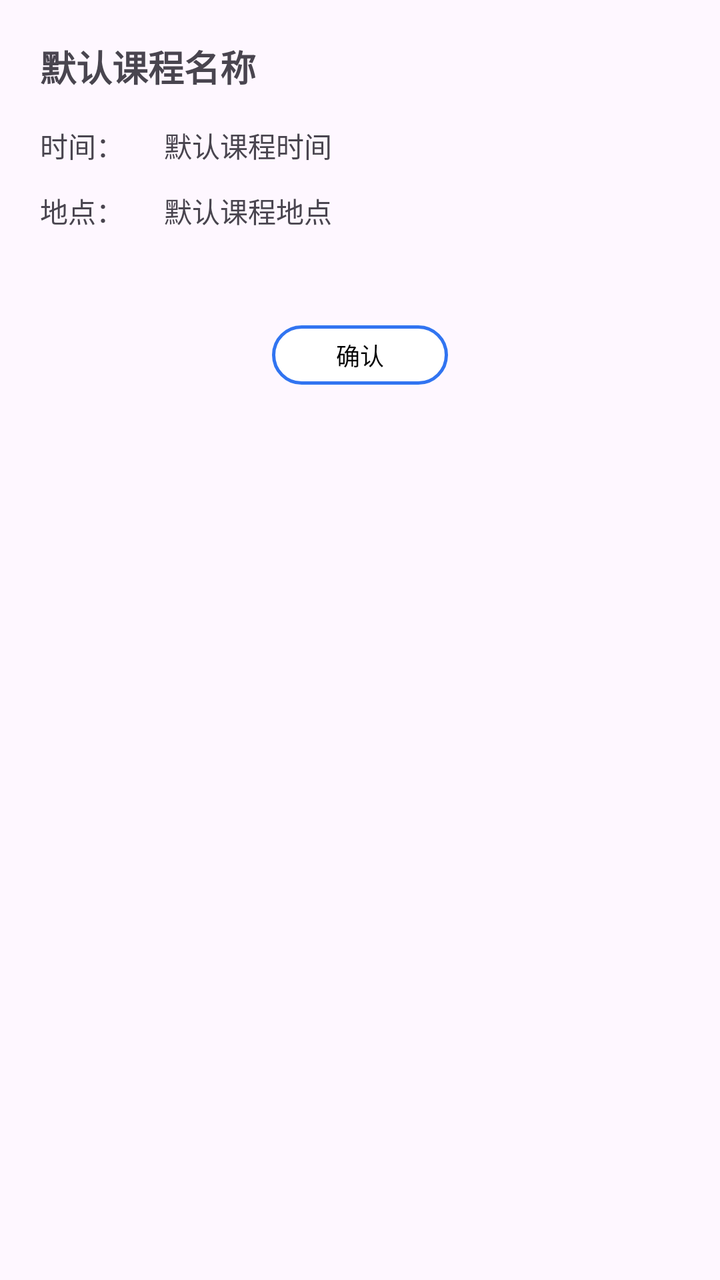
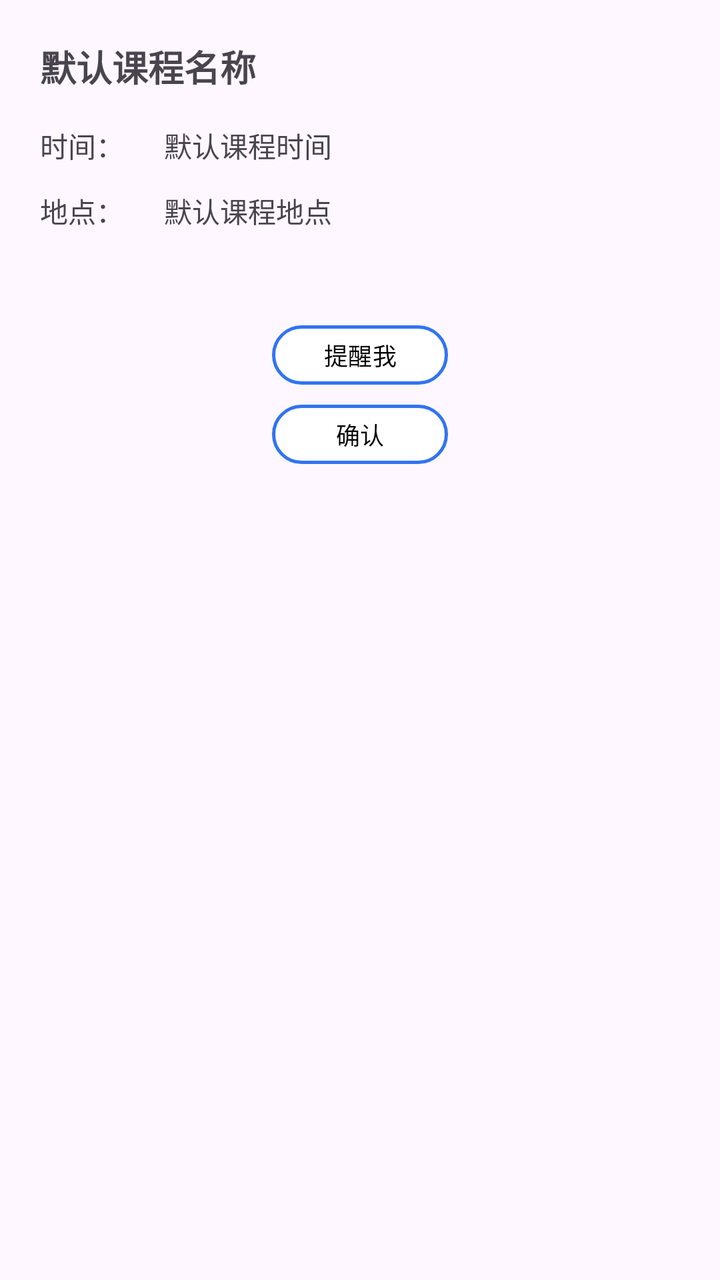

Two renders of the same Android screen: before a commit and after it. Below are the layout's source before the change and the commit's diff.
<!-- AndroidManifest.xml: application theme Theme.ClassSchedule -->
<!-- res/layout/dialog_lesson_info.xml -->
<?xml version="1.0" encoding="utf-8"?>
<LinearLayout xmlns:android="http://schemas.android.com/apk/res/android"
              xmlns:app="http://schemas.android.com/apk/res-auto"
              android:layout_width="match_parent" android:layout_height="wrap_content"
              android:orientation="vertical"
              android:padding="20dp">
    <TextView
            android:layout_width="wrap_content"
            android:layout_height="wrap_content"
            android:id="@+id/tv_lesson_name"
            android:text="@string/default_lesson_name"
            android:textSize="18sp"
            android:textStyle="bold"
            android:layout_marginBottom="16dp"/>
    <LinearLayout android:layout_width="match_parent" android:layout_height="wrap_content"
                  android:orientation="horizontal"
                  android:layout_marginBottom="12dp">
        <TextView android:layout_width="wrap_content" android:layout_height="wrap_content"
                  android:text="@string/time"
                  android:layout_marginEnd="20dp"/>
        <TextView android:layout_width="wrap_content" android:layout_height="wrap_content"
                  android:id="@+id/tv_lesson_time"
                  android:text="@string/default_lesson_time"/>
    </LinearLayout>
    <LinearLayout android:layout_width="match_parent" android:layout_height="wrap_content"
                  android:orientation="horizontal"
                  android:layout_marginBottom="12dp">
        <TextView android:layout_width="wrap_content" android:layout_height="wrap_content"
                  android:text="@string/location"
                  android:layout_marginEnd="20dp"/>
        <TextView android:layout_width="wrap_content" android:layout_height="wrap_content"
                  android:id="@+id/tv_lesson_location"
                  android:text="@string/default_lesson_location"/>
    </LinearLayout>
    <TextView android:layout_width="wrap_content" android:layout_height="30dp"
              android:text=""/>
    <com.google.android.material.button.MaterialButton
            android:id="@+id/btn_close"
            style="@style/Widget.Material3.Button.OutlinedButton"
            android:layout_width="wrap_content"
            android:layout_height="wrap_content"
            android:layout_gravity="center"
            android:text="@string/confirm"
            android:textSize="12sp"
            android:textColor="@color/black"
            android:paddingHorizontal="10dp"
            android:minHeight="30dp"
            android:insetTop="5dp"
            android:insetBottom="0dp"
            app:cornerRadius="20dp"
            app:strokeColor="@color/main_theme"
            app:strokeWidth="1.5dp"
            app:backgroundTint="@color/white"
            app:iconTint="@color/main_theme"
            app:rippleColor="#20000000"/>
</LinearLayout>
<!-- resources referenced by this layout -->
<resources>
  <color name="black">#FF000000</color>
  <color name="main_theme">#3174F1</color>
  <color name="white">#FFFFFFFF</color>
  <string name="confirm">确认</string>
  <string name="default_lesson_location">默认课程地点</string>
  <string name="default_lesson_name">默认课程名称</string>
  <string name="default_lesson_time">默认课程时间</string>
  <string name="location">地点：</string>
  <string name="time">时间：</string>
  <style name="Theme.ClassSchedule" parent="Theme.Material3.DayNight.NoActionBar">
          
          <item name="colorPrimary">@color/purple_500</item>
          <item name="colorPrimaryVariant">@color/purple_700</item>
          <item name="colorOnPrimary">@color/white</item>
          
          <item name="colorSecondary">@color/teal_200</item>
          <item name="colorSecondaryVariant">@color/teal_700</item>
          <item name="colorOnSecondary">@color/black</item>
          
          <item name="android:statusBarColor">?attr/colorPrimaryVariant</item>
          
      </style>
  <color name="purple_500">#FF6200EE</color>
  <color name="purple_700">#FF3700B3</color>
  <color name="teal_200">#FF03DAC5</color>
  <color name="teal_700">#FF018786</color>
</resources>

<!-- the commit's change to res/layout/dialog_lesson_info.xml (unified diff, before → after) -->
@@ -35,6 +35,26 @@
     <TextView android:layout_width="wrap_content" android:layout_height="30dp"
               android:text=""/>
     <com.google.android.material.button.MaterialButton
+            android:id="@+id/btn_remind_me"
+            style="@style/Widget.Material3.Button.OutlinedButton"
+            android:layout_width="wrap_content"
+            android:layout_height="wrap_content"
+            android:layout_gravity="center"
+            android:text="@string/remind_me"
+            android:textSize="12sp"
+            android:textColor="@color/black"
+            android:layout_marginBottom="5dp"
+            android:paddingHorizontal="10dp"
+            android:minHeight="30dp"
+            android:insetTop="5dp"
+            android:insetBottom="0dp"
+            app:cornerRadius="20dp"
+            app:strokeColor="@color/main_theme"
+            app:strokeWidth="1.5dp"
+            app:backgroundTint="@color/white"
+            app:iconTint="@color/main_theme"
+            app:rippleColor="#20000000"/>
+    <com.google.android.material.button.MaterialButton
             android:id="@+id/btn_close"
             style="@style/Widget.Material3.Button.OutlinedButton"
             android:layout_width="wrap_content"
<!-- resource entries referenced after the edit -->
@@ -8,6 +8,7 @@
   <string name="default_lesson_name">默认课程名称</string>
   <string name="default_lesson_time">默认课程时间</string>
   <string name="location">地点：</string>
+  <string name="remind_me">提醒我</string>
   <string name="time">时间：</string>
   <style name="Theme.ClassSchedule" parent="Theme.Material3.DayNight.NoActionBar">
           
